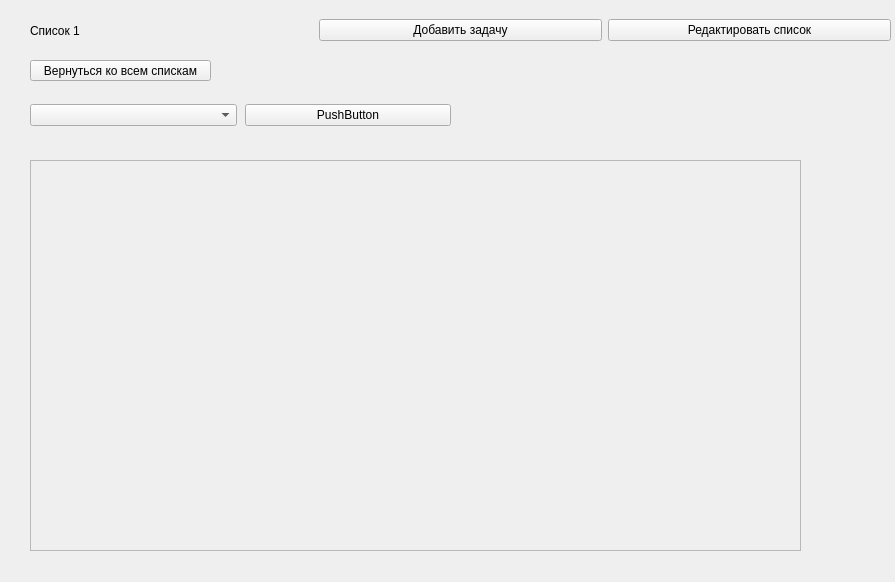
This is untitled.ui in mikaa-a/ToDo as Qt 5 draws it before an edit. The edited form follows.
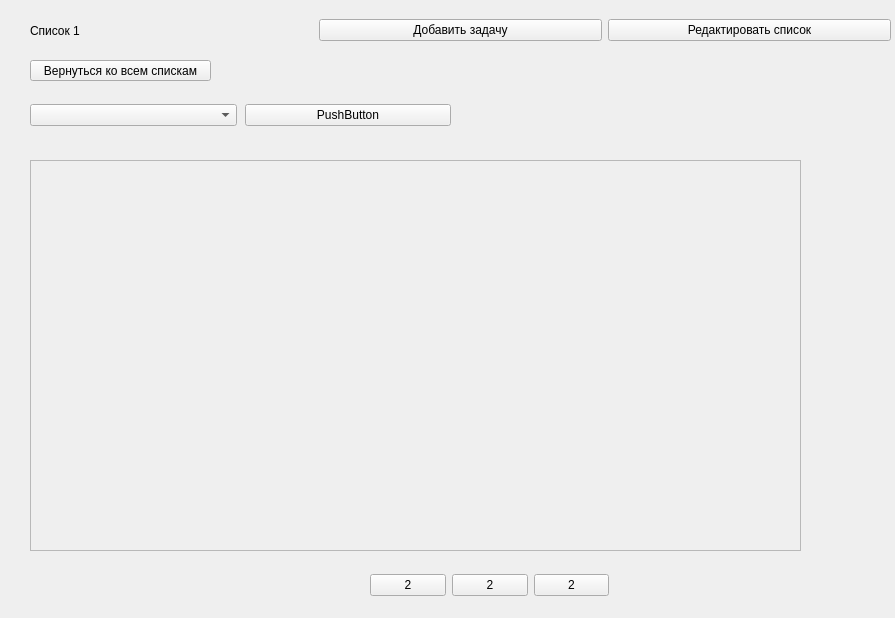
This is the edited form.

What changed in the file:
```diff
--- a/untitled.ui
+++ b/untitled.ui
@@ -7,7 +7,7 @@
     <x>0</x>
     <y>0</y>
     <width>895</width>
-    <height>582</height>
+    <height>618</height>
    </rect>
   </property>
   <property name="maximumSize">
@@ -235,6 +235,39 @@
      </widget>
     </widget>
    </widget>
+   <widget class="QWidget" name="horizontalLayoutWidget_2">
+    <property name="geometry">
+     <rect>
+      <x>380</x>
+      <y>560</y>
+      <width>239</width>
+      <height>51</height>
+     </rect>
+    </property>
+    <layout class="QHBoxLayout" name="horizontalLayout_2">
+     <item>
+      <widget class="QPushButton" name="pushButton_5">
+       <property name="text">
+        <string>2</string>
+       </property>
+      </widget>
+     </item>
+     <item>
+      <widget class="QPushButton" name="pushButton_2">
+       <property name="text">
+        <string>2</string>
+       </property>
+      </widget>
+     </item>
+     <item>
+      <widget class="QPushButton" name="pushButton_3">
+       <property name="text">
+        <string>2</string>
+       </property>
+      </widget>
+     </item>
+    </layout>
+   </widget>
   </widget>
  </widget>
  <resources/>
```
Left out of the diff: 12 changed lines with no effect on the pictures.
